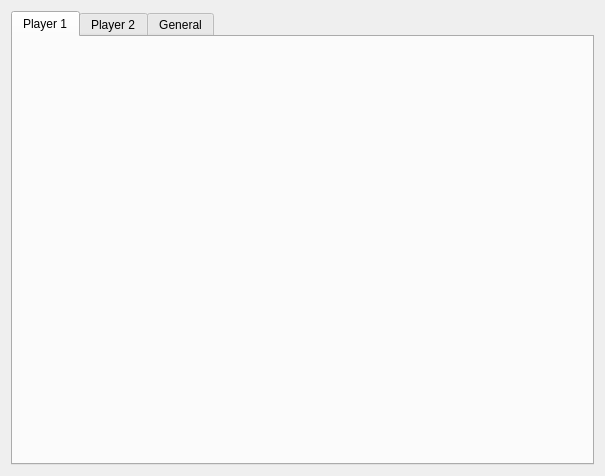
Creator-K999/TicTacToe-GUI-VERSION, file Dep/ui/settings_window.ui: the form before one commit.
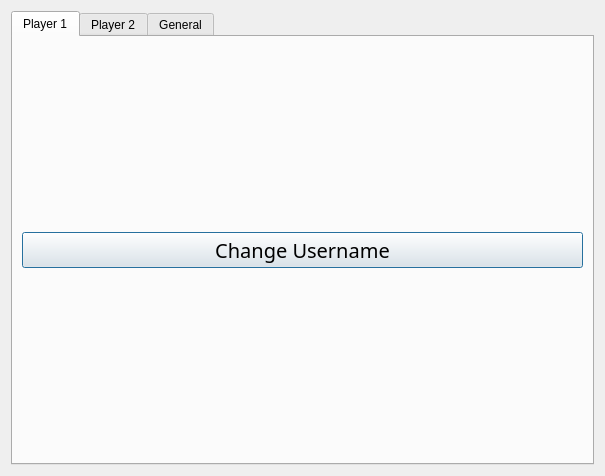
The form after the commit. The open tabs and pages were chosen to show the change.

Commit message: Started working on a username changing feature (stopped at username_changer_controller.py line 48)

```diff
--- a/Dep/ui/settings_window.ui
+++ b/Dep/ui/settings_window.ui
@@ -23,6 +23,21 @@
       <attribute name="title">
        <string>Player 1</string>
       </attribute>
+      <layout class="QGridLayout" name="gridLayout_3">
+       <item row="1" column="1">
+        <widget class="QPushButton" name="change_username_button_1">
+         <property name="font">
+          <font>
+           <family>Poor Richard</family>
+           <pointsize>15</pointsize>
+          </font>
+         </property>
+         <property name="text">
+          <string>Change Username</string>
+         </property>
+        </widget>
+       </item>
+      </layout>
      </widget>
      <widget class="QWidget" name="tab_2">
       <attribute name="title">
```
Left out of the diff: 19 changed lines with no effect on the pictures. The commit also changes 3 other files.
